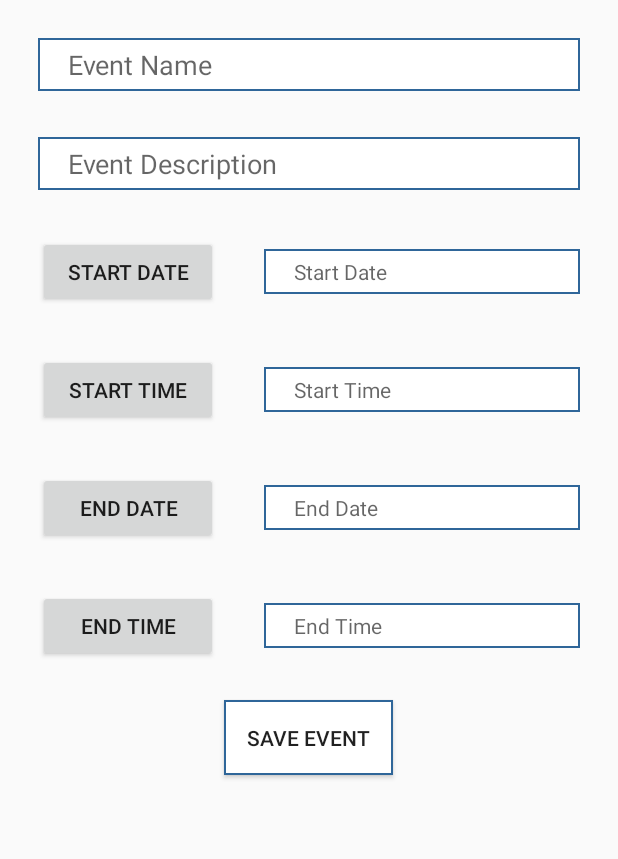
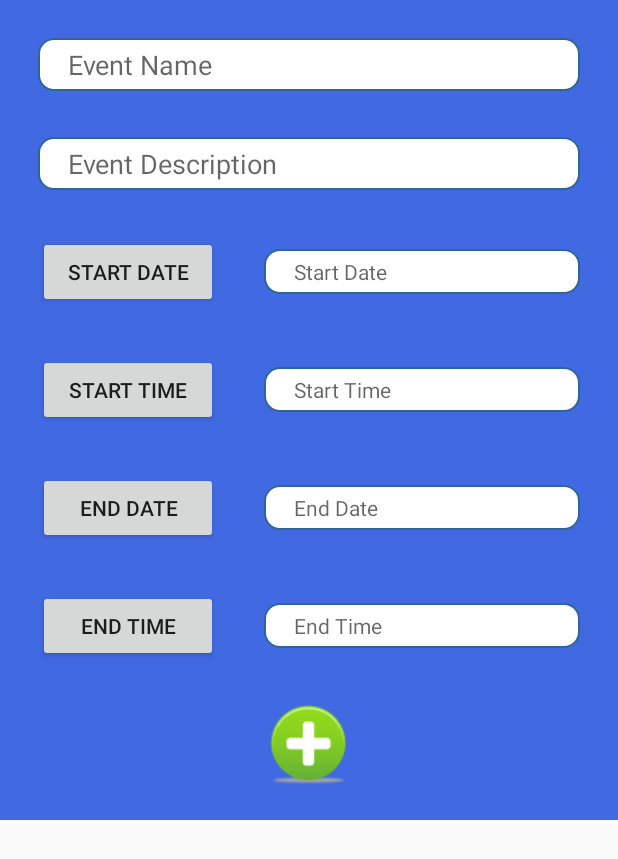
Before and after one commit to kunalbarve/SkiBuddy, an Android app: the layout activity_create_event.xml on its own in the app's theme, with its tools: preview values and no code run, on a phone screen of 412 x 824 dp. Shown: the top 859 px of the screen. Run offline under Robolectric (Android 15) with nearby library versions, the phone set to English and light mode, and no system bars.

Commit message:
updated create event ui

```diff
--- /dev/null
+++ b/app/src/main/res/drawable/edit_style_rounded.xml
@@ -0,0 +1,16 @@
+<?xml version="1.0" encoding="utf-8"?>
+<shape xmlns:android="http://schemas.android.com/apk/res/android">
+
+    <solid android:color="#FFFFFF" />
+
+    <stroke
+        android:width="1dp"
+        android:color="#2f6699" />
+    <corners
+        android:bottomLeftRadius="10dp"
+        android:bottomRightRadius="10dp"
+        android:topLeftRadius="10dp"
+        android:topRightRadius="10dp"
+        />
+
+</shape>
--- a/app/src/main/res/layout/activity_create_event.xml
+++ b/app/src/main/res/layout/activity_create_event.xml
@@ -3,6 +3,7 @@ xmlns:tools="http://schemas.android.com/tools"
 android:layout_width="match_parent"
 android:layout_height="wrap_content"
 android:fillViewport="true"
+    android:background="#4169E1"
 tools:context="com.cmpe277.skibuddy.CreateEvent">
 
 <LinearLayout
@@ -19,7 +20,7 @@ tools:context="com.cmpe277.skibuddy.CreateEvent">
         android:layout_width="match_parent"
         android:layout_height="wrap_content"
         android:layout_margin="15dp"
-        android:background="@drawable/edit_style"
+        android:background="@drawable/edit_style_rounded"
         android:ellipsize="start"
         android:hint="Event Name"
         android:paddingBottom="5dp"
@@ -31,7 +32,7 @@ tools:context="com.cmpe277.skibuddy.CreateEvent">
         android:layout_width="match_parent"
         android:layout_height="wrap_content"
         android:layout_margin="15dp"
-        android:background="@drawable/edit_style"
+        android:background="@drawable/edit_style_rounded"
         android:ellipsize="start"
         android:hint="Event Description"
         android:paddingBottom="5dp"
@@ -57,7 +58,7 @@ tools:context="com.cmpe277.skibuddy.CreateEvent">
             android:layout_width="match_parent"
             android:layout_height="wrap_content"
             android:layout_margin="15dp"
-            android:background="@drawable/edit_style"
+            android:background="@drawable/edit_style_rounded"
             android:ellipsize="start"
             android:hint="Start Date"
             android:paddingBottom="5dp"
@@ -84,7 +85,7 @@ tools:context="com.cmpe277.skibuddy.CreateEvent">
             android:layout_width="match_parent"
             android:layout_height="wrap_content"
             android:layout_margin="15dp"
-            android:background="@drawable/edit_style"
+            android:background="@drawable/edit_style_rounded"
             android:ellipsize="start"
             android:hint="Start Time"
             android:paddingBottom="5dp"
@@ -111,7 +112,7 @@ tools:context="com.cmpe277.skibuddy.CreateEvent">
             android:layout_width="match_parent"
             android:layout_height="wrap_content"
             android:layout_margin="15dp"
-            android:background="@drawable/edit_style"
+            android:background="@drawable/edit_style_rounded"
             android:ellipsize="start"
             android:hint="End Date"
             android:paddingBottom="5dp"
@@ -138,7 +139,7 @@ tools:context="com.cmpe277.skibuddy.CreateEvent">
             android:layout_width="match_parent"
             android:layout_height="wrap_content"
             android:layout_margin="15dp"
-            android:background="@drawable/edit_style"
+            android:background="@drawable/edit_style_rounded"
             android:ellipsize="start"
             android:hint="End Time"
             android:paddingBottom="5dp"
@@ -148,13 +149,12 @@ tools:context="com.cmpe277.skibuddy.CreateEvent">
 
     <Button
         android:id="@+id/saveEvent"
-        android:layout_width="wrap_content"
-        android:layout_height="wrap_content"
+        android:layout_width="60dp"
+        android:layout_height="60dp"
         android:layout_gravity="center_horizontal"
         android:layout_margin="10dp"
-        android:background="@drawable/edit_style"
-        android:padding="15dp"
-        android:text="Save Event" />
+        android:background="@mipmap/saveevent"
+        android:padding="15dp" />
 
 </LinearLayout>
 </ScrollView>
```
Also changed, not shown: app/src/main/res/mipmap-hdpi/saveevent.png (added), app/src/main/res/mipmap-mdpi/saveevent.png (added), app/src/main/res/mipmap-xhdpi/saveevent.png (added), app/src/main/res/mipmap-xxhdpi/saveevent.png (added), app/src/main/res/mipmap-xxxhdpi/saveevent.png (added), app/src/main/saveevent-web.png (added).
